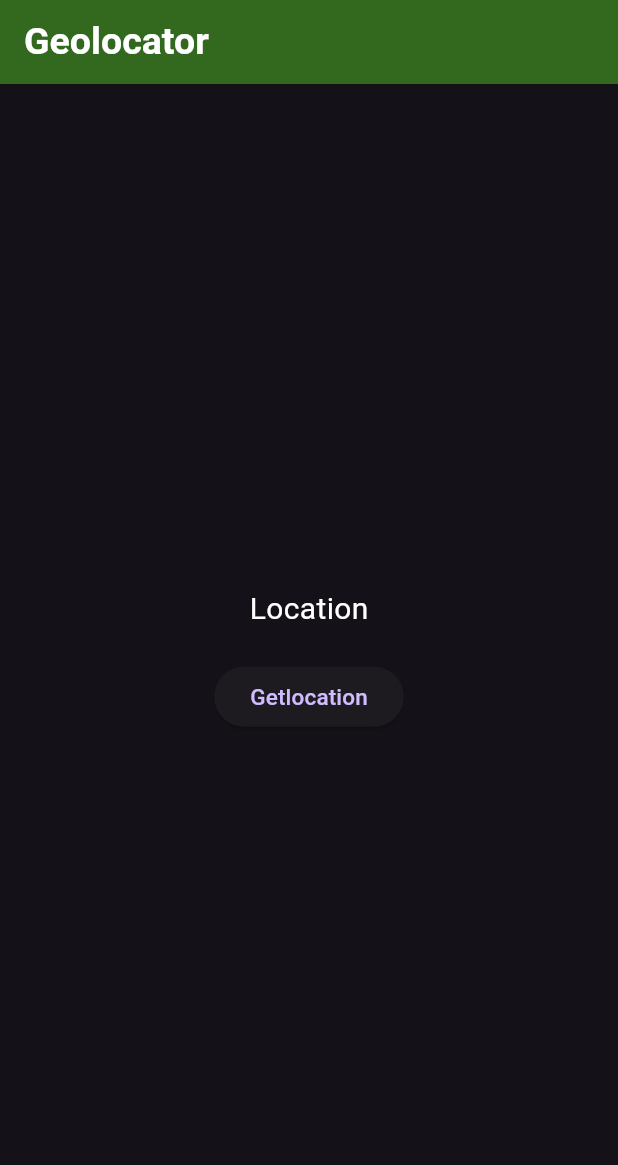
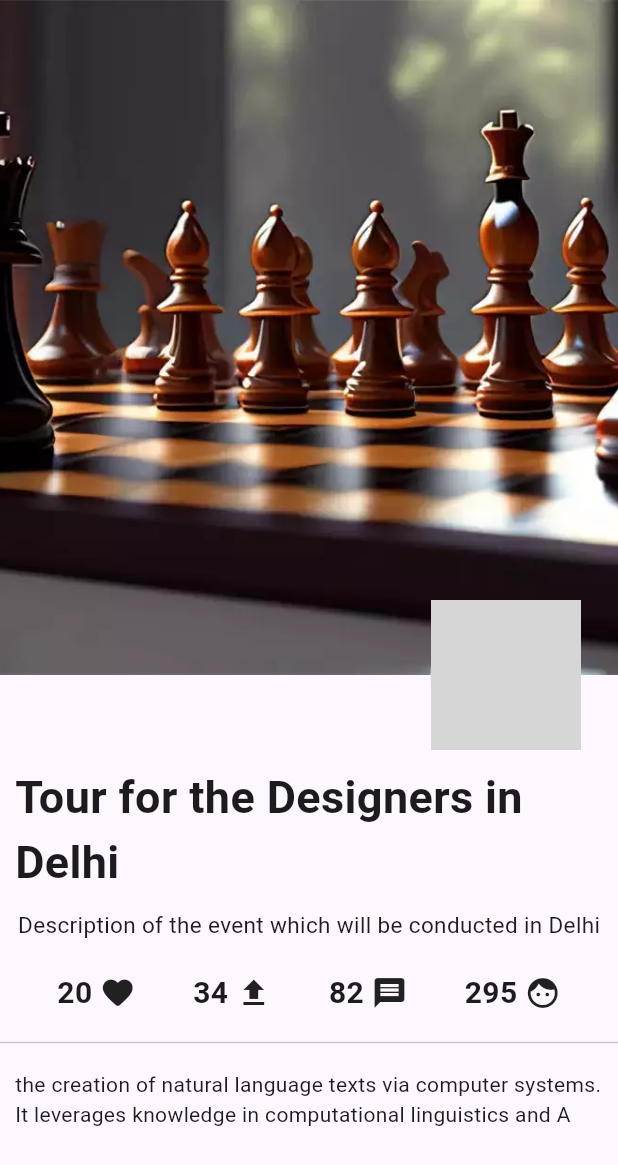
Before and after one commit to anshulkapoor08/quicklearn, a Flutter app: the screen it shows after launch, on a phone screen of 412 x 824 dp. Shown: the top 1165 px of the screen. Run offline on Flutter 3.47's test engine with Material 3 defaults, Android fonts, the phone set to English and light mode, and no system bars; our stand-ins replace animated_text_kit, cached_network_image, fluttertoast, geolocator, image_picker; grey boxes are pictures that could not be loaded.

Commit message:
simple UI

```diff
--- a/lib/main.dart
+++ b/lib/main.dart
@@ -16,6 +16,7 @@ import 'package:amk/widgets/location.dart';
 import 'package:amk/widgets/rowscol.dart';
 import 'package:amk/widgets/stack.dart';
 import 'package:amk/widgets/tabBar.dart';
+import 'package:amk/widgets/uiclone.dart';
 import 'package:flutter/material.dart';
 import 'package:amk/widgets/snackbar.dart';
 
@@ -35,10 +36,10 @@ class myApp extends StatelessWidget {
       debugShowCheckedModeBanner: false,
       theme: ThemeData(
 
-        brightness: Brightness.dark,
+        brightness: Brightness.light,
         primaryColor: Colors.purpleAccent,
       ),
-      home: const LocationWidget(),
+      home: const UIClone(),
     );
   }
 }
--- a/lib/widgets/format.dart
+++ b/lib/widgets/format.dart
@@ -12,9 +12,9 @@ class _FormatState extends State<Format> {
   Widget build(BuildContext context) {
     return Scaffold(
       appBar: AppBar(
-        backgroundColor: Colors.teal,
-        title: Text('Your Title', style: TextStyle(
-            fontWeight: FontWeight.bold, fontSize: 20, color: Colors.white,),
+        backgroundColor: Colors.green.shade900,
+        title: Text('Clonning', style: TextStyle(
+          fontWeight: FontWeight.bold, fontSize: 23, color: Colors.white,),
         ),),
     );
   }
--- /dev/null
+++ b/lib/widgets/uiclone.dart
@@ -0,0 +1,98 @@
+import 'package:flutter/material.dart';
+
+class UIClone extends StatelessWidget {
+  const UIClone({super.key});
+
+  @override
+  Widget build(BuildContext context) {
+    var h= MediaQuery.of(context).size.height;
+    var w= MediaQuery.of(context).size.width;
+    return Scaffold(
+    body: Container(
+      child: Column(
+        children: [
+          Stack(
+            children: [
+              Positioned(
+                child: Container(
+                  height: 500,
+
+                  child: Stack(
+                    children: [
+                      Positioned(
+                        child: Container(
+                          //color: Colors.purple.shade400,
+                          height: 450,
+                          decoration: BoxDecoration(
+                              image: DecorationImage(
+                                image: AssetImage('assets/ch.webp'),
+                                fit: BoxFit.cover,
+                                // fit: Boxfit.cover,
+                              )
+                          ),
+                        ),
+                      ),
+                      Positioned(
+                        bottom: 0,
+                        right: 25,
+                        child: CircleAvatar(
+                          backgroundImage:AssetImage('assets/p1.jpg'),radius: 50,
+                        ),
+                      ),
+                    ],
+                  ),
+                ),
+              )
+            ],
+          ),
+          Container(
+            padding: EdgeInsets.all(10),
+           // color: Colors.red.shade700,
+            child: Column(
+              mainAxisAlignment: MainAxisAlignment.start,
+              children: [
+                Text('Tour for the Designers in Delhi',
+                style: TextStyle(fontSize: 30,fontWeight: FontWeight.bold),),
+                SizedBox(height: 10,),
+                Text('Description of the event which will be conducted in Delhi',
+                style: TextStyle(fontSize: 15,),),
+              ],
+            ),
+          ),
+          Container(
+          //  color: Colors.amber.shade900,
+            height: 50,
+            child: Row(
+              mainAxisAlignment: MainAxisAlignment.spaceEvenly,
+              children:[
+                rowIconText('20', Icons.favorite_rounded),
+                rowIconText('34', Icons.upload),
+                rowIconText('82', Icons.message),
+                rowIconText('295', Icons.face),
+
+        ],
+
+      ),
+    ),
+          Divider(),
+          Container(
+            padding: EdgeInsets.all(10),
+              child:Text("the creation of natural language texts via computer systems. "
+                  "It leverages knowledge in computational linguistics and A")),
+    ], ),)
+    );
+  }
+}
+Widget rowIconText(String text, IconData icon){
+  return Row(
+    children: [
+      Row(
+        children: [
+          Text(text,style: TextStyle(fontWeight: FontWeight.bold,fontSize: 20),),
+          SizedBox(width: 5,),
+          Icon(icon),
+        ],
+      )
+    ],
+  );
+}
```
Also changed, not shown: assets/ch.webp (added), assets/ch2.webp (added), 1 other file.
